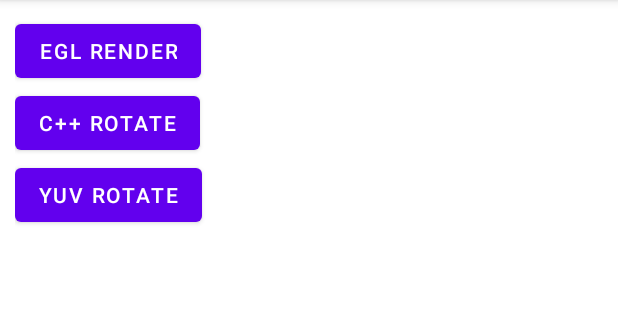
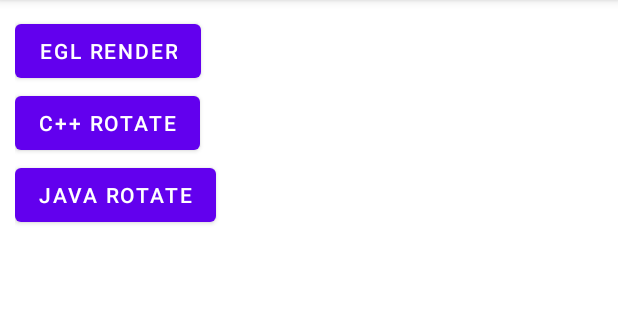
Before and after one commit to Jreffery/GLLearning, an Android app: the GLMainFragment screen opened directly, with no data from a screen before it, on a phone screen of 412 x 824 dp, the part 84-404 px from its top. Run offline under Robolectric (Android 15) with nearby library versions, the phone set to English and light mode, and no system bars.

Commit message:
修改Yuv Rotate为Java Rotate

```diff
--- a/app/src/main/java/cc/appweb/gllearning/opengl/GLMainFragment.kt
+++ b/app/src/main/java/cc/appweb/gllearning/opengl/GLMainFragment.kt
@@ -24,7 +24,7 @@
     override fun onViewCreated(view: View, savedInstanceState: Bundle?) {
         mFragmentBinding.eglRender.setOnClickListener(this)
         mFragmentBinding.glRotate.setOnClickListener(this)
-        mFragmentBinding.yuvRotate.setOnClickListener(this)
+        mFragmentBinding.javaRotate.setOnClickListener(this)
     }
 
     override fun onClick(v: View?) {
@@ -43,10 +43,10 @@
                     commit()
                 }
             }
-            mFragmentBinding.yuvRotate -> {
+            mFragmentBinding.javaRotate -> {
                 if (Build.VERSION.SDK_INT >= Build.VERSION_CODES.JELLY_BEAN_MR2) {
                     fragmentManager!!.beginTransaction().apply {
-                        replace(R.id.fragment_container, YuvRotateFragment())
+                        replace(R.id.fragment_container, JavaRotateFragment())
                         addToBackStack(null)
                         commit()
                     }
--- a/app/src/main/java/cc/appweb/gllearning/opengl/YuvRotateFragment.kt
+++ b/app/src/main/java/cc/appweb/gllearning/opengl/JavaRotateFragment.kt
@@ -19,7 +19,7 @@
 import java.nio.ByteOrder
 
 @RequiresApi(Build.VERSION_CODES.JELLY_BEAN_MR2)
-class YuvRotateFragment : Fragment(), View.OnClickListener {
+class JavaRotateFragment : Fragment(), View.OnClickListener {
 
     private lateinit var mFragmentBinding: YuvRotateFragmentBinding
     private lateinit var mRotateRender: RotateRender
--- a/app/src/main/res/layout/gl_main_fragment.xml
+++ b/app/src/main/res/layout/gl_main_fragment.xml
@@ -23,11 +23,11 @@
         android:text="C++ Rotate"/>
 
     <Button
-        android:id="@+id/yuv_rotate"
+        android:id="@+id/java_rotate"
         app:layout_constraintLeft_toLeftOf="parent"
         app:layout_constraintTop_toBottomOf="@id/gl_rotate"
         android:layout_width="wrap_content"
         android:layout_height="wrap_content"
-        android:text="YUV Rotate"/>
+        android:text="Java Rotate"/>
 
 </androidx.constraintlayout.widget.ConstraintLayout>
```
Also changed, not shown: 1 other file.
